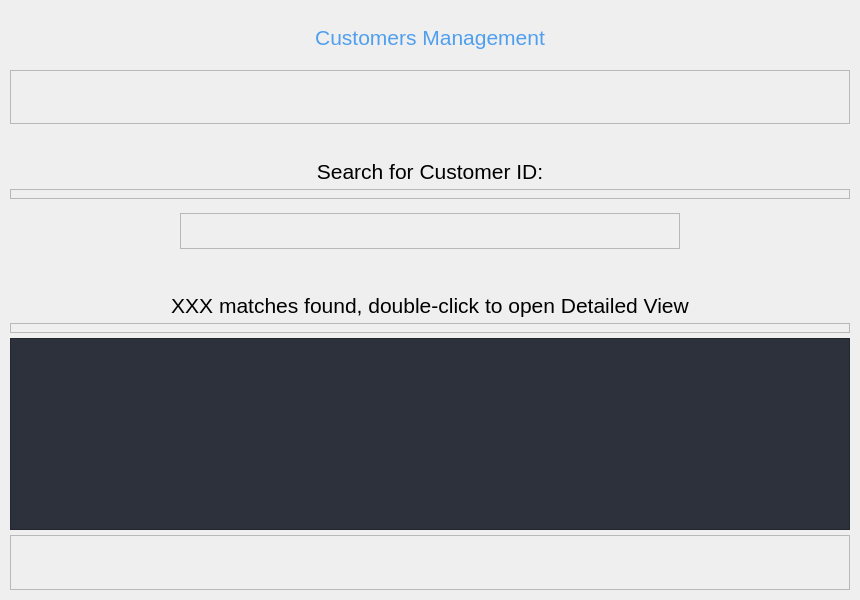
First picture: the form in gui/uis/pages/main_pages.ui, repository NoodleGodz/Final-Project-Python, before the edit.
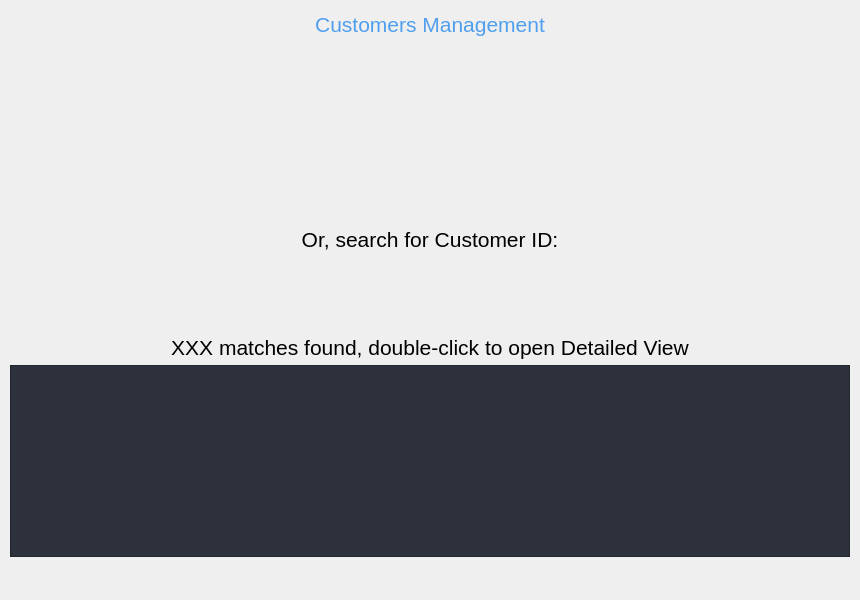
Second picture: the form after the edit.

Commit message: Add customers search form

```diff
--- a/gui/uis/pages/main_pages.ui
+++ b/gui/uis/pages/main_pages.ui
@@ -1044,7 +1044,53 @@
        <item>
         <widget class="QFrame" name="frame_15">
          <property name="frameShape">
-          <enum>QFrame::StyledPanel</enum>
+          <enum>QFrame::NoFrame</enum>
+         </property>
+         <property name="frameShadow">
+          <enum>QFrame::Raised</enum>
+         </property>
+        </widget>
+       </item>
+       <item>
+        <widget class="QFrame" name="frame_btn_add_cstmr">
+         <property name="minimumSize">
+          <size>
+           <width>0</width>
+           <height>100</height>
+          </size>
+         </property>
+         <property name="styleSheet">
+          <string notr="true">font: 16pt &quot;Ubuntu&quot;;</string>
+         </property>
+         <property name="frameShape">
+          <enum>QFrame::NoFrame</enum>
+         </property>
+         <property name="frameShadow">
+          <enum>QFrame::Raised</enum>
+         </property>
+         <layout class="QVBoxLayout" name="layout_btn_add_cstmr">
+          <property name="spacing">
+           <number>0</number>
+          </property>
+          <property name="leftMargin">
+           <number>0</number>
+          </property>
+          <property name="topMargin">
+           <number>0</number>
+          </property>
+          <property name="rightMargin">
+           <number>0</number>
+          </property>
+          <property name="bottomMargin">
+           <number>0</number>
+          </property>
+         </layout>
+        </widget>
+       </item>
+       <item>
+        <widget class="QFrame" name="frame_13">
+         <property name="frameShape">
+          <enum>QFrame::NoFrame</enum>
          </property>
          <property name="frameShadow">
           <enum>QFrame::Raised</enum>
@@ -1069,29 +1115,13 @@
           <enum>QFrame::NoFrame</enum>
          </property>
          <property name="text">
-          <string>Search for Customer ID:</string>
+          <string>Or, search for Customer ID:</string>
          </property>
          <property name="alignment">
           <set>Qt::AlignBottom|Qt::AlignHCenter</set>
          </property>
         </widget>
        </item>
-       <item>
-        <widget class="QFrame" name="frame_13">
-         <property name="maximumSize">
-          <size>
-           <width>16777215</width>
-           <height>10</height>
-          </size>
-         </property>
-         <property name="frameShape">
-          <enum>QFrame::StyledPanel</enum>
-         </property>
-         <property name="frameShadow">
-          <enum>QFrame::Raised</enum>
-         </property>
-        </widget>
-       </item>
        <item alignment="Qt::AlignHCenter|Qt::AlignVCenter">
         <widget class="QFrame" name="frame_labeledit_search">
          <property name="minimumSize">
@@ -1107,7 +1137,7 @@
           </size>
          </property>
          <property name="frameShape">
-          <enum>QFrame::StyledPanel</enum>
+          <enum>QFrame::NoFrame</enum>
          </property>
          <property name="frameShadow">
           <enum>QFrame::Raised</enum>
@@ -1115,7 +1145,17 @@
         </widget>
        </item>
        <item>
-        <widget class="QLabel" name="label_7">
+        <widget class="QFrame" name="frame_18">
+         <property name="frameShape">
+          <enum>QFrame::NoFrame</enum>
+         </property>
+         <property name="frameShadow">
+          <enum>QFrame::Raised</enum>
+         </property>
+        </widget>
+       </item>
+       <item>
+        <widget class="QLabel" name="label_match_text">
          <property name="text">
           <string>XXX matches found, double-click to open Detailed View</string>
          </property>
@@ -1125,38 +1165,31 @@
         </widget>
        </item>
        <item>
-        <widget class="QFrame" name="frame_16">
-         <property name="maximumSize">
-          <size>
-           <width>16777215</width>
-           <height>10</height>
-          </size>
-         </property>
-         <property name="frameShape">
-          <enum>QFrame::StyledPanel</enum>
-         </property>
-         <property name="frameShadow">
-          <enum>QFrame::Raised</enum>
-         </property>
-        </widget>
-       </item>
-       <item>
-        <widget class="QListView" name="listView_cstmr">
+        <widget class="QListWidget" name="listWidget_cstmr">
          <property name="sizePolicy">
           <sizepolicy hsizetype="Preferred" vsizetype="Preferred">
            <horstretch>0</horstretch>
            <verstretch>0</verstretch>
           </sizepolicy>
          </property>
+         <property name="font">
+          <font>
+           <family>Ubuntu</family>
+           <pointsize>11</pointsize>
+           <italic>false</italic>
+           <bold>false</bold>
+          </font>
+         </property>
          <property name="styleSheet">
-          <string notr="true">background-color: rgb(44, 49, 60);</string>
+          <string notr="true">background-color: rgb(44, 49, 60);
+font: 11pt &quot;Ubuntu&quot;;</string>
          </property>
         </widget>
        </item>
        <item>
         <widget class="QFrame" name="frame_17">
          <property name="frameShape">
-          <enum>QFrame::StyledPanel</enum>
+          <enum>QFrame::NoFrame</enum>
          </property>
          <property name="frameShadow">
           <enum>QFrame::Raised</enum>
```
Left out of the diff: 72 changed lines with no effect on the pictures. The commit also changes 7 other files.
